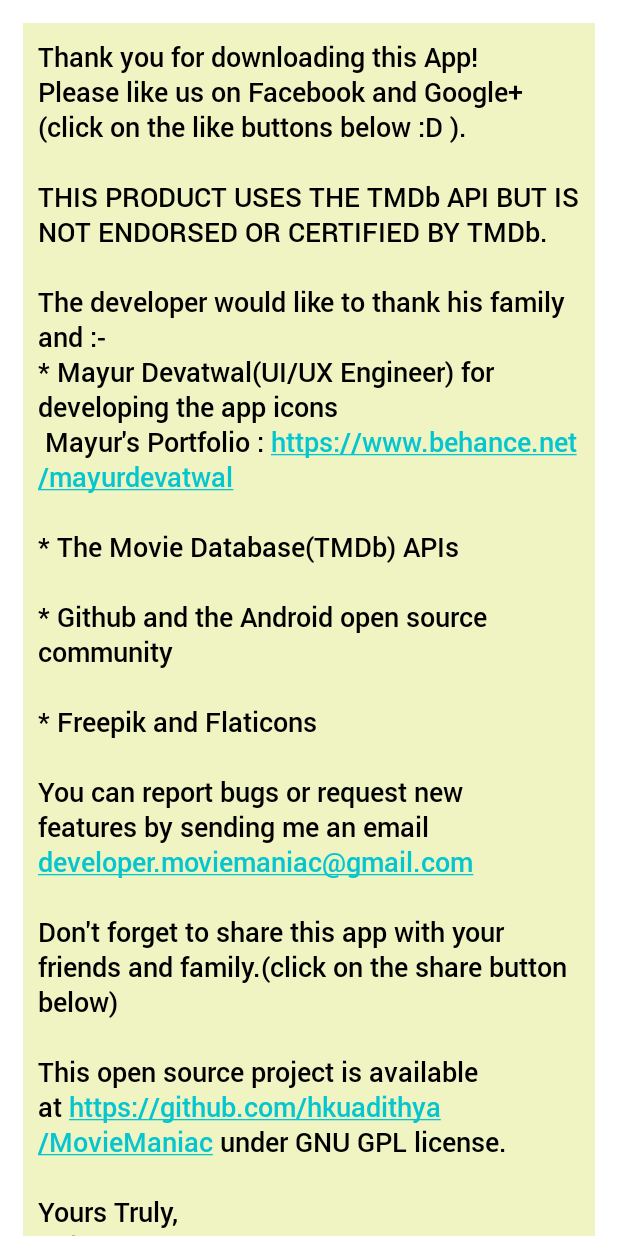
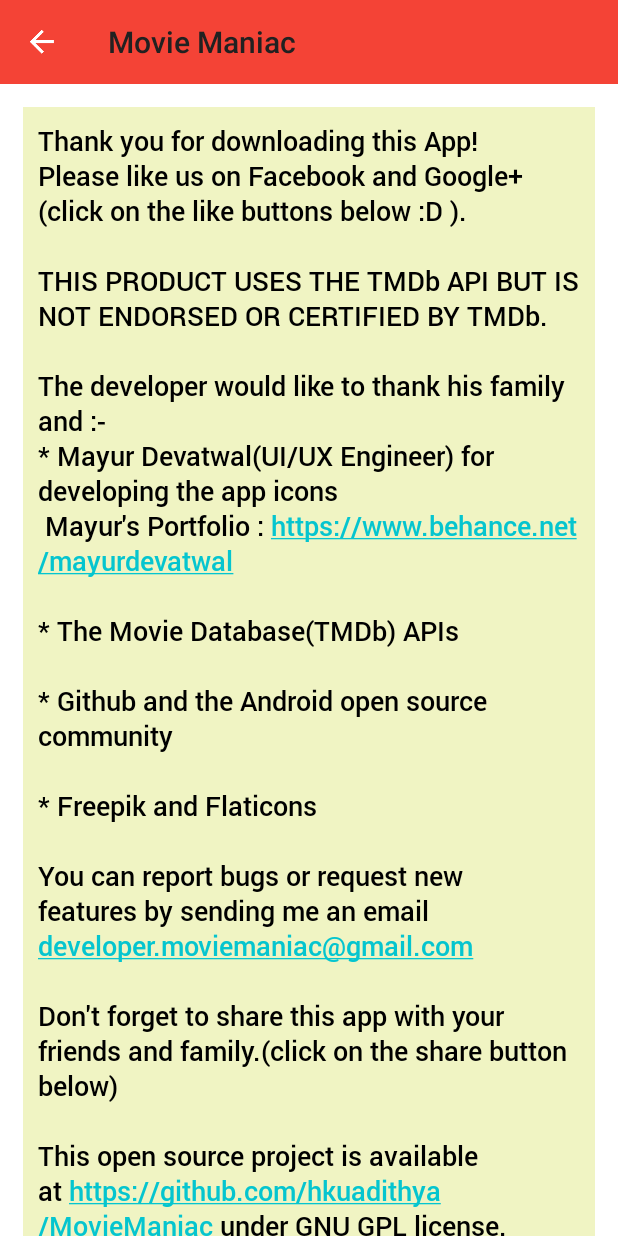
Before and after one commit to hkuadithya/MovieManiac, an Android app: the SupportDeveloperActivity screen opened directly, with no data from a screen before it, on a phone screen of 412 x 824 dp. Run offline under Robolectric (Android 15) with nearby library versions, the phone set to English and light mode, and no system bars; libraries missing offline, so code that uses them is left out: com.facebook, com.facebook.share; plain views replace LikeView, PlusOneButton; network calls fail; 5 statements that could not run were skipped.

Commit message:
Adding toolbar in SupportDeveloperActivity

```diff
--- a/app/src/main/java/com/adithyaupadhya/moviemaniac/support/SupportDeveloperActivity.java
+++ b/app/src/main/java/com/adithyaupadhya/moviemaniac/support/SupportDeveloperActivity.java
@@ -3,6 +3,8 @@
 import android.content.Intent;
 import android.os.Bundle;
 import android.support.v7.app.AppCompatActivity;
+import android.support.v7.widget.Toolbar;
+import android.view.MenuItem;
 import android.view.View;
 
 import com.adithyaupadhya.moviemaniac.R;
@@ -21,6 +23,11 @@
         setContentView(R.layout.activity_support_developer);
 
         FacebookSdk.sdkInitialize(getApplicationContext());
+
+        Toolbar toolbar = (Toolbar) findViewById(R.id.toolbar);
+        setSupportActionBar(toolbar);
+        toolbar.setNavigationIcon(R.drawable.ic_action_navigation_arrow_back_inverted);
+        toolbar.setTitle(R.string.support_developers_string);
 
         LikeView likeView = (LikeView) findViewById(R.id.facebookLikeView);
         if (likeView != null) {
@@ -48,4 +55,14 @@
         sharingIntent.putExtra(android.content.Intent.EXTRA_TEXT, getString(R.string.share_app_string));
         startActivity(Intent.createChooser(sharingIntent, "Share this app via"));
     }
+
+    @Override
+    public boolean onOptionsItemSelected(MenuItem item) {
+        switch (item.getItemId()) {
+            case android.R.id.home:
+                finish();
+                break;
+        }
+        return super.onOptionsItemSelected(item);
+    }
 }
--- a/app/src/main/res/layout/activity_support_developer.xml
+++ b/app/src/main/res/layout/activity_support_developer.xml
@@ -1,9 +1,16 @@
 <?xml version="1.0" encoding="utf-8"?>
-<ScrollView xmlns:android="http://schemas.android.com/apk/res/android"
+<LinearLayout xmlns:android="http://schemas.android.com/apk/res/android"
     xmlns:app="http://schemas.android.com/apk/res-auto"
     android:layout_width="match_parent"
     android:layout_height="match_parent"
     android:background="@android:color/white"
+    android:orientation="vertical">
+
+    <include layout="@layout/toolbar" />
+
+    <ScrollView
+        android:layout_width="match_parent"
+        android:layout_height="match_parent"
         android:fillViewport="true"
         android:scrollbars="none">
 
@@ -82,3 +89,5 @@
         </FrameLayout>
 
     </ScrollView>
+
+</LinearLayout>
--- a/app/src/main/res/values/strings.xml
+++ b/app/src/main/res/values/strings.xml
@@ -50,4 +50,6 @@
         \n\nDownload from Play Store Now
         \nhttp://play.google.com/store/apps/details?id=com.adithyaupadhya.moviemaniac
     </string>
+
+    <string name="support_developers_string">Support Developers</string>
 </resources>
```
Lines whose indentation alone changed are shown as unchanged.
